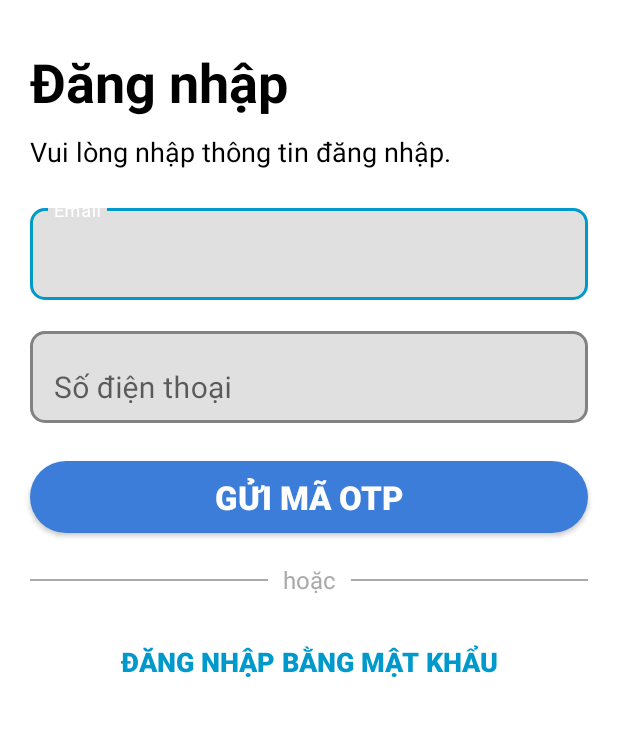
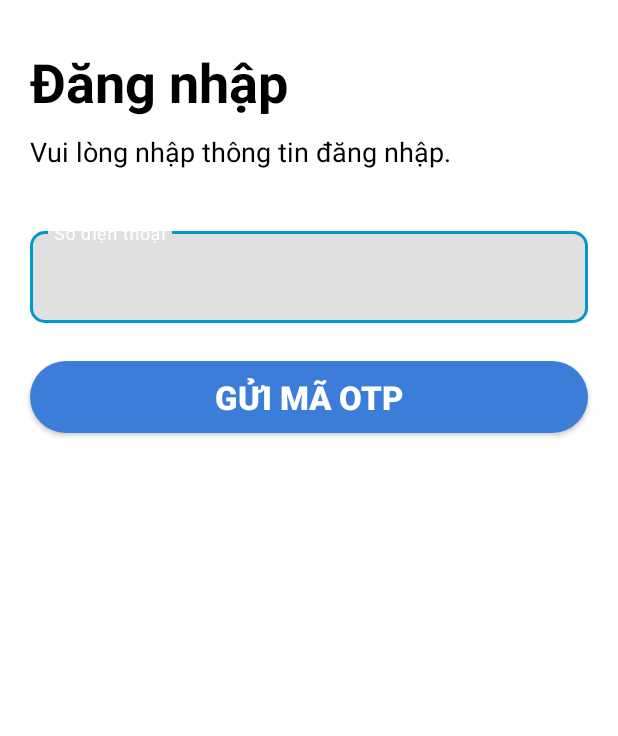
Before and after one commit to duoc2510/Building_Management, an Android app: the screen it shows after launch (SignInActivity), on a phone screen of 412 x 824 dp, the part 420-1156 px from its top. Run offline under Robolectric (Android 15) with nearby library versions, the phone set to English and light mode, and no system bars; our stand-ins replace Firebase (no records; nobody signed in at launch, a user with empty details on screens opened directly).

Commit message:
xóa giao diện email

```diff
--- a/app/src/main/res/layout/activity_sign_in.xml
+++ b/app/src/main/res/layout/activity_sign_in.xml
@@ -77,14 +77,7 @@
                 app:boxBackgroundMode="outline"
                 app:boxStrokeColor="@android:color/holo_blue_dark">
 
-                <EditText
-                    android:id="@+id/textSignInEmail"
-                    android:layout_width="match_parent"
-                    android:layout_height="wrap_content"
-                    android:inputType="textEmailAddress"
-                    android:hint="Email"
-                    android:textSize="@dimen/et_text_size"
-                    android:textColorHint="@android:color/darker_gray" />
+
 
             </com.google.android.material.textfield.TextInputLayout>
 
@@ -135,57 +128,6 @@
                 app:layout_constraintStart_toStartOf="parent"
                 app:layout_constraintTop_toBottomOf="@+id/tilPhone" />
 
-            <TextView
-                android:id="@+id/tvOrDivider"
-                android:layout_width="wrap_content"
-                android:layout_height="wrap_content"
-                android:layout_marginTop="20dp"
-                android:text="hoặc"
-                android:textColor="@android:color/darker_gray"
-                android:textSize="16sp"
-                app:layout_constraintEnd_toEndOf="parent"
-                app:layout_constraintStart_toStartOf="parent"
-                app:layout_constraintTop_toBottomOf="@+id/btnSendOtp" />
-
-            <View
-                android:id="@+id/leftDivider"
-                android:layout_width="0dp"
-                android:layout_height="1dp"
-                android:layout_marginEnd="10dp"
-                android:background="@android:color/darker_gray"
-                app:layout_constraintBottom_toBottomOf="@+id/tvOrDivider"
-                app:layout_constraintEnd_toStartOf="@+id/tvOrDivider"
-                app:layout_constraintStart_toStartOf="@+id/btnSendOtp"
-                app:layout_constraintTop_toTopOf="@+id/tvOrDivider" />
-
-            <View
-                android:id="@+id/rightDivider"
-                android:layout_width="0dp"
-                android:layout_height="1dp"
-                android:layout_marginStart="10dp"
-                android:background="@android:color/darker_gray"
-                app:layout_constraintBottom_toBottomOf="@+id/tvOrDivider"
-                app:layout_constraintEnd_toEndOf="@+id/btnSendOtp"
-                app:layout_constraintStart_toEndOf="@+id/tvOrDivider"
-                app:layout_constraintTop_toTopOf="@+id/tvOrDivider" />
-
-            <androidx.appcompat.widget.AppCompatButton
-                android:id="@+id/btnSignInWithPassword"
-                android:layout_width="match_parent"
-                android:layout_height="wrap_content"
-                android:layout_marginStart="20dp"
-                android:layout_marginTop="20dp"
-                android:layout_marginEnd="20dp"
-                android:background="@android:color/transparent"
-                style="?android:attr/borderlessButtonStyle"
-                android:text="Đăng nhập bằng mật khẩu"
-                android:textColor="@android:color/holo_blue_dark"
-                android:textSize="18sp"
-                android:textStyle="bold"
-                app:layout_constraintEnd_toEndOf="parent"
-                app:layout_constraintStart_toStartOf="parent"
-                app:layout_constraintTop_toBottomOf="@+id/tvOrDivider" />
-
         </androidx.constraintlayout.widget.ConstraintLayout>
 
     </ScrollView>
```
